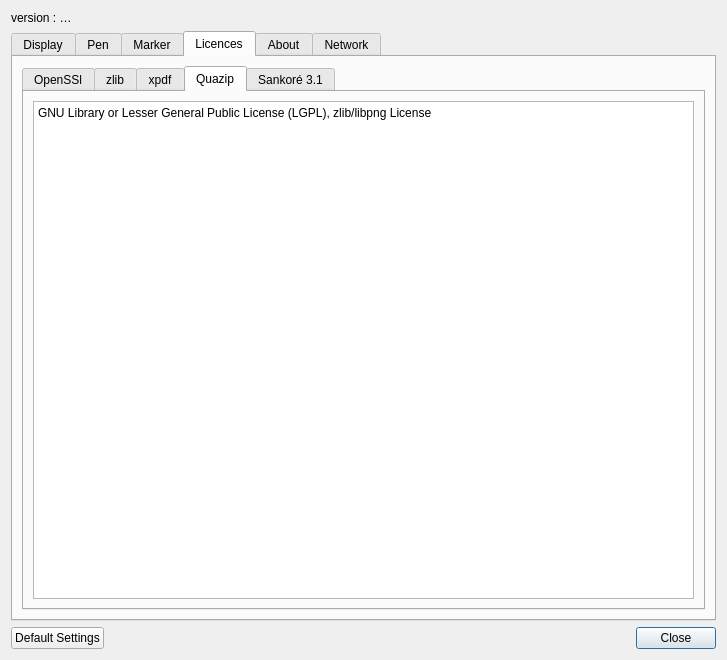
This is resources/forms/preferences.ui in Sankore/Sankore-3.1 as Qt 5 draws it before an edit. The edited form follows.
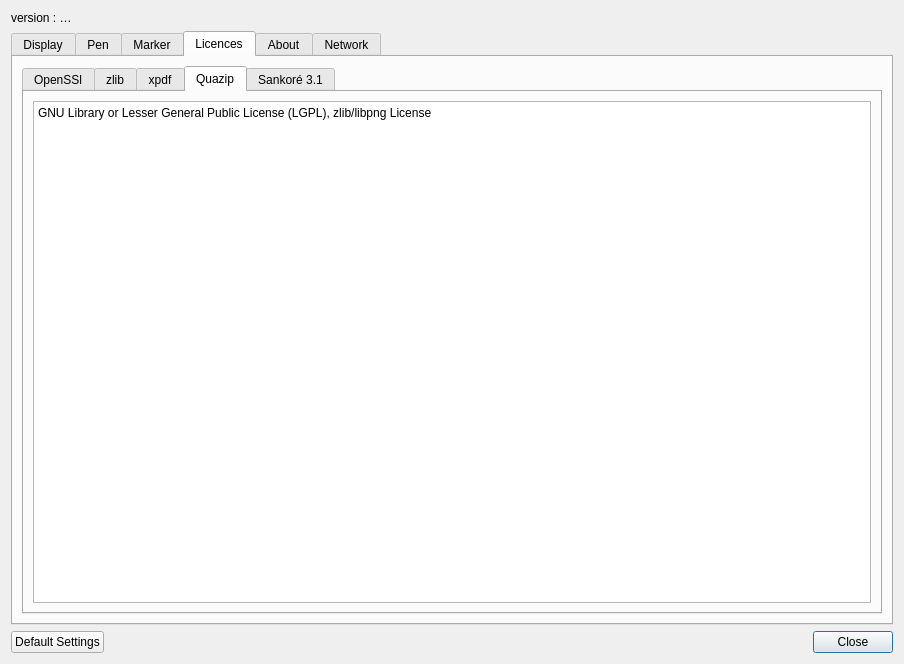
This is the edited form. The open tabs and pages were chosen to show the change.

What changed in the file:
```diff
--- a/resources/forms/preferences.ui
+++ b/resources/forms/preferences.ui
@@ -6,8 +6,8 @@
    <rect>
     <x>0</x>
     <y>0</y>
-    <width>727</width>
-    <height>660</height>
+    <width>904</width>
+    <height>664</height>
    </rect>
   </property>
   <property name="windowTitle">
```
Left out of the diff: 2 changed lines with no effect on the pictures.
